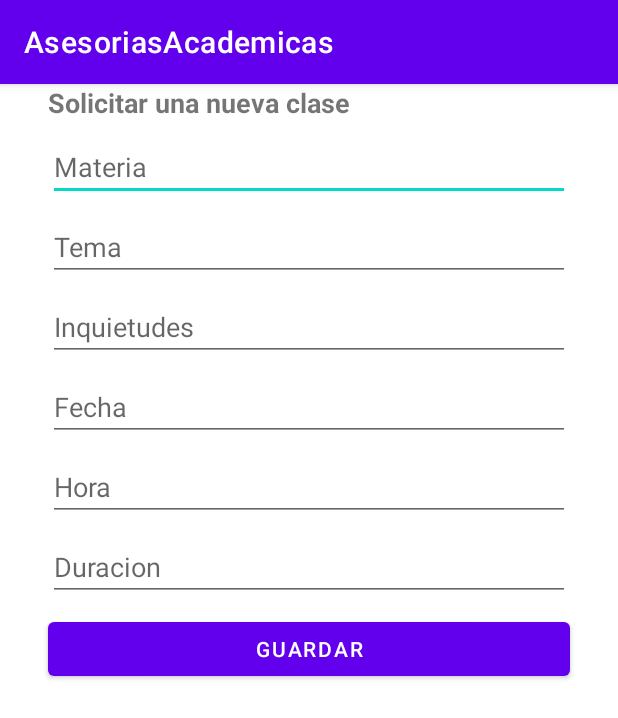
After one commit to JohnAlexHernandez/Teach, an Android app: the ClassActivity screen opened directly, with no data from a screen before it, on a phone screen of 412 x 824 dp. The commit adds this screen. Shown: the top 718 px of the screen. Run offline under Robolectric (Android 15) with nearby library versions, the phone set to English and light mode, and no system bars.

Commit message:
Gestionar clase

```diff
--- a/app/src/main/AndroidManifest.xml
+++ b/app/src/main/AndroidManifest.xml
@@ -9,7 +9,8 @@
         android:roundIcon="@mipmap/ic_launcher_round"
         android:supportsRtl="true"
         android:theme="@style/Theme.AsesoriasAcademicas">
-        <activity android:name=".RegistrationActivity"></activity>
+        <activity android:name=".ClassActivity"></activity>
+        <activity android:name=".RegistrationActivity" />
         <activity android:name=".MainActivity" />
         <activity android:name=".LoginActivity">
             <intent-filter>
--- /dev/null
+++ b/app/src/main/res/layout/activity_class.xml
@@ -0,0 +1,121 @@
+<?xml version="1.0" encoding="utf-8"?>
+<androidx.constraintlayout.widget.ConstraintLayout xmlns:android="http://schemas.android.com/apk/res/android"
+    xmlns:app="http://schemas.android.com/apk/res-auto"
+    xmlns:tools="http://schemas.android.com/tools"
+    android:layout_width="match_parent"
+    android:layout_height="match_parent"
+    tools:context=".ClassActivity">
+
+    <TextView
+        android:id="@+id/txt_indicacion_class"
+        android:layout_width="0dp"
+        android:layout_height="wrap_content"
+        android:layout_marginStart="32dp"
+        android:layout_marginEnd="32dp"
+        android:text="@string/txt_indicacion_class"
+        android:textSize="18sp"
+        android:textStyle="bold"
+        app:layout_constraintEnd_toEndOf="parent"
+        app:layout_constraintStart_toStartOf="parent"
+        tools:layout_editor_absoluteY="74dp" />
+
+    <EditText
+        android:id="@+id/txt_materia_class"
+        android:layout_width="0dp"
+        android:layout_height="wrap_content"
+        android:layout_marginStart="32dp"
+        android:layout_marginTop="8dp"
+        android:layout_marginEnd="32dp"
+        android:ems="10"
+        android:hint="@string/txt_materia_class"
+        android:inputType="textPersonName"
+        app:layout_constraintEnd_toEndOf="parent"
+        app:layout_constraintHorizontal_bias="0.497"
+        app:layout_constraintStart_toStartOf="parent"
+        app:layout_constraintTop_toBottomOf="@+id/txt_indicacion_class" />
+
+    <EditText
+        android:id="@+id/txt_tema_class"
+        android:layout_width="0dp"
+        android:layout_height="wrap_content"
+        android:layout_marginStart="32dp"
+        android:layout_marginTop="8dp"
+        android:layout_marginEnd="32dp"
+        android:ems="10"
+        android:hint="@string/txt_tema_class"
+        android:inputType="textPersonName"
+        app:layout_constraintEnd_toEndOf="parent"
+        app:layout_constraintStart_toStartOf="parent"
+        app:layout_constraintTop_toBottomOf="@+id/txt_materia_class" />
+
+    <EditText
+        android:id="@+id/txt_fecha_class"
+        android:layout_width="0dp"
+        android:layout_height="wrap_content"
+        android:layout_marginStart="32dp"
+        android:layout_marginTop="8dp"
+        android:layout_marginEnd="32dp"
+        android:ems="10"
+        android:hint="@string/txt_fecha_class"
+        android:inputType="date"
+        app:layout_constraintEnd_toEndOf="parent"
+        app:layout_constraintHorizontal_bias="0.0"
+        app:layout_constraintStart_toStartOf="parent"
+        app:layout_constraintTop_toBottomOf="@+id/txt_inquietudes_class" />
+
+    <EditText
+        android:id="@+id/txt_hora_class"
+        android:layout_width="0dp"
+        android:layout_height="wrap_content"
+        android:layout_marginStart="32dp"
+        android:layout_marginTop="8dp"
+        android:layout_marginEnd="32dp"
+        android:ems="10"
+        android:hint="@string/txt_hora_class"
+        android:inputType="time"
+        app:layout_constraintEnd_toEndOf="parent"
+        app:layout_constraintStart_toStartOf="parent"
+        app:layout_constraintTop_toBottomOf="@+id/txt_fecha_class" />
+
+    <Button
+        android:id="@+id/btn_guardar_class"
+        android:layout_width="0dp"
+        android:layout_height="wrap_content"
+        android:layout_marginStart="32dp"
+        android:layout_marginTop="8dp"
+        android:layout_marginEnd="32dp"
+        android:text="@string/btn_guardar_class"
+        app:layout_constraintEnd_toEndOf="parent"
+        app:layout_constraintHorizontal_bias="0.0"
+        app:layout_constraintStart_toStartOf="parent"
+        app:layout_constraintTop_toBottomOf="@+id/txt_duracion_class" />
+
+    <EditText
+        android:id="@+id/txt_inquietudes_class"
+        android:layout_width="0dp"
+        android:layout_height="wrap_content"
+        android:layout_marginStart="32dp"
+        android:layout_marginTop="8dp"
+        android:layout_marginEnd="32dp"
+        android:ems="10"
+        android:gravity="start|top"
+        android:hint="@string/txt_inquietudes_class"
+        android:inputType="textMultiLine"
+        app:layout_constraintEnd_toEndOf="parent"
+        app:layout_constraintStart_toStartOf="parent"
+        app:layout_constraintTop_toBottomOf="@+id/txt_tema_class" />
+
+    <EditText
+        android:id="@+id/txt_duracion_class"
+        android:layout_width="0dp"
+        android:layout_height="wrap_content"
+        android:layout_marginStart="32dp"
+        android:layout_marginTop="8dp"
+        android:layout_marginEnd="32dp"
+        android:ems="10"
+        android:hint="@string/txt_duracion_class"
+        android:inputType="number"
+        app:layout_constraintEnd_toEndOf="parent"
+        app:layout_constraintStart_toStartOf="parent"
+        app:layout_constraintTop_toBottomOf="@+id/txt_hora_class" />
+</androidx.constraintlayout.widget.ConstraintLayout>
--- a/app/src/main/res/values/strings.xml
+++ b/app/src/main/res/values/strings.xml
@@ -14,4 +14,13 @@
     <string name="btn_cancelar_registration">Cancelar</string>
     <string name="txt_indicacion_registration">¡Ya estás a un paso!</string>
     <string name="txt_indicacion_completa_registration">Por favor, ingresa tus datos para completar el registro de tu cuenta.</string>
+
+    <string name="txt_indicacion_class">Solicitar una nueva clase</string>
+    <string name="txt_materia_class">Materia</string>
+    <string name="txt_tema_class">Tema</string>
+    <string name="txt_inquietudes_class">Inquietudes</string>
+    <string name="txt_fecha_class">Fecha</string>
+    <string name="txt_hora_class">Hora</string>
+    <string name="txt_duracion_class">Duracion</string>
+    <string name="btn_guardar_class">Guardar</string>
 </resources>
```
Also changed, not shown: app/src/main/java/com/asesoriasacademicasweb/asesoriasacademicas/Clase.kt (added, +29 -0 lines), app/src/main/java/com/asesoriasacademicasweb/asesoriasacademicas/ClassActivity.kt (added, +49 -0 lines), app/src/main/java/com/asesoriasacademicasweb/asesoriasacademicas/ConexionSQLite.kt (+17 -1 lines), app/src/main/java/com/asesoriasacademicasweb/asesoriasacademicas/MainActivity.kt (+8 -0 lines), app/src/main/java/com/asesoriasacademicasweb/asesoriasacademicas/Modelo.kt (+24 -0 lines), app/src/main/java/com/asesoriasacademicasweb/asesoriasacademicas/Tutoria.kt (added, +24 -0 lines), app/src/main/res/layout/activity_main.xml (+9 -7 lines).
